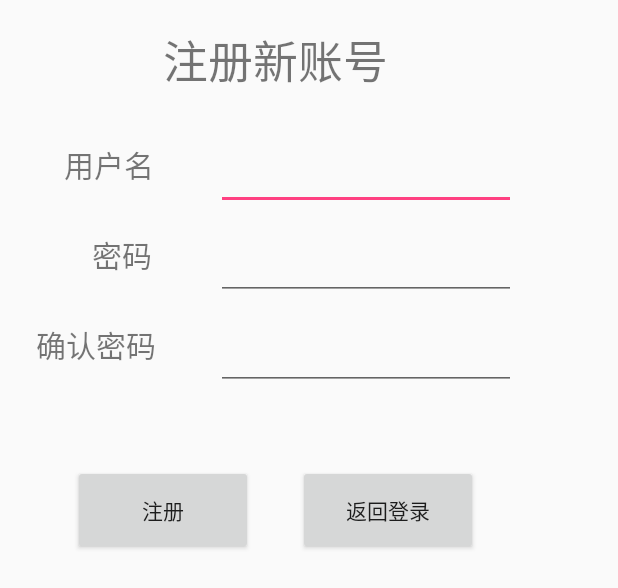
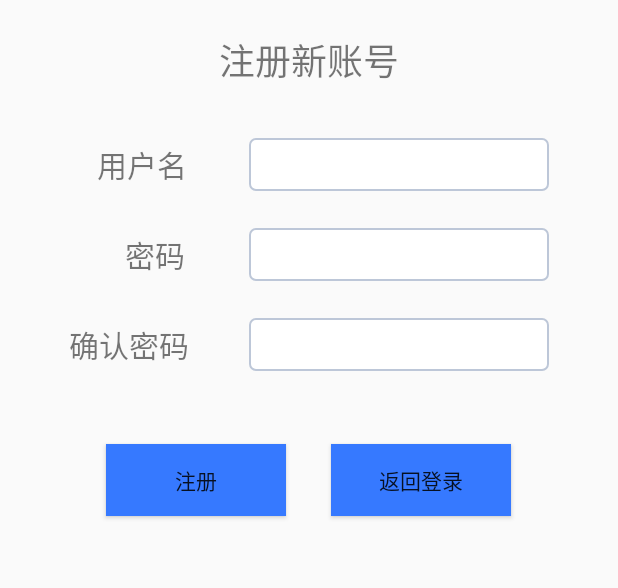
Before and after one commit to Xinglsx/Goods, an Android app: the layout activity_register.xml on its own in the app's theme, with its tools: preview values and no code run, on a phone screen of 412 x 824 dp. Shown: the top 588 px of the screen. Run offline under Robolectric (Android 15) with nearby library versions, the phone set to English and light mode, and no system bars.

```diff
--- a/app/src/main/java/com/mingshu/goods/GoodsActivity.java
+++ b/app/src/main/java/com/mingshu/goods/GoodsActivity.java
@@ -35,7 +35,7 @@ public class GoodsActivity extends AppCompatActivity {
         binding.txtGoodDescription.setText(goodsInfo.getDescription());
         binding.txtReason.setText(goodsInfo.getReason());
         binding.txtGoodsPrice.setText(goodsInfo.getPrice());
-        binding.txtClickcount.setText(String.valueOf(goodsInfo.getClickcount()));
+        binding.txtClickcount.setText(String.valueOf(goodsInfo.getClickcount() + 1));
 
         binding.btnBuy.setOnClickListener(new View.OnClickListener() {
             @Override
--- a/app/src/main/res/layout/activity_register.xml
+++ b/app/src/main/res/layout/activity_register.xml
@@ -3,11 +3,9 @@
     xmlns:tools="http://schemas.android.com/tools">
     <data></data>
     <LinearLayout
-        android:layout_width="368dp"
-        android:layout_height="495dp"
-        android:orientation="vertical"
-        tools:layout_editor_absoluteY="8dp"
-        tools:layout_editor_absoluteX="8dp">
+        android:layout_width="match_parent"
+        android:layout_height="match_parent"
+        android:orientation="vertical">
 
         <TextView
             android:id="@+id/textView"
@@ -16,7 +14,7 @@
             android:text="注册新账号"
             android:gravity="center"
             android:layout_gravity="center"
-            android:textSize="30dp"/>
+            android:textSize="24sp"/>
 
         <LinearLayout
             android:layout_width="match_parent"
@@ -35,13 +33,16 @@
             <EditText
                 android:id="@+id/txt_UserCode"
                 android:layout_width="200dp"
-                android:layout_height="match_parent"
-                android:width="100dp" />
+                android:layout_height="wrap_content"
+                android:width="100dp"
+                android:background="@drawable/btn_more_style"
+                android:textSize="18sp"
+                android:padding="5dp"/>
 
         </LinearLayout>
 
         <LinearLayout
-            android:layout_width="368dp"
+            android:layout_width="match_parent"
             android:layout_height="60dp"
             android:orientation="horizontal"
             tools:layout_editor_absoluteX="8dp"
@@ -59,8 +60,11 @@
             <EditText
                 android:id="@+id/edit_Password"
                 android:layout_width="200dp"
-                android:layout_height="match_parent"
-                android:inputType="textPassword" />
+                android:layout_height="wrap_content"
+                android:inputType="textPassword"
+                android:background="@drawable/btn_more_style"
+                android:textSize="18sp"
+                android:padding="5dp"/>
         </LinearLayout>
 
         <LinearLayout
@@ -74,7 +78,7 @@
             <TextView
                 android:id="@+id/txt_PasswordRepeat"
                 android:layout_width="120dp"
-                android:layout_height="match_parent"
+                android:layout_height="wrap_content"
                 android:gravity="center_vertical"
                 android:text="确认密码"
                 android:textSize="20dp" />
@@ -82,8 +86,11 @@
             <EditText
                 android:id="@+id/edit_PasswordRepeat"
                 android:layout_width="200dp"
-                android:layout_height="match_parent"
-                android:inputType="textPassword" />
+                android:layout_height="wrap_content"
+                android:inputType="textPassword"
+                android:background="@drawable/btn_more_style"
+                android:textSize="18sp"
+                android:padding="5dp"/>
 
         </LinearLayout>
 
@@ -92,24 +99,24 @@
             android:layout_height="60dp"
             android:gravity="center"
             android:orientation="horizontal"
-            tools:layout_editor_absoluteX="8dp"
-            tools:layout_editor_absoluteY="270dp"
-            android:layout_marginTop="50dp">
+            android:layout_marginTop="30dp">
 
             <Button
                 android:id="@+id/btn_load"
                 android:layout_width="120dp"
-                android:layout_height="match_parent"
+                android:layout_height="wrap_content"
                 android:text="注册"
-                android:onClick="click"/>
+                android:onClick="click"
+                android:background="@color/colorBtnBackground"/>
 
             <Button
                 android:id="@+id/btn_exit"
                 android:layout_width="120dp"
-                android:layout_height="match_parent"
+                android:layout_height="wrap_content"
                 android:layout_marginLeft="30dp"
                 android:text="返回登录"
-                android:onClick="click"/>
+                android:onClick="click"
+                android:background="@color/colorBtnBackground"/>
 
         </LinearLayout>
     </LinearLayout>
--- a/app/src/main/res/values/colors.xml
+++ b/app/src/main/res/values/colors.xml
@@ -7,5 +7,6 @@
     <color name="colorTitle">#4D4D4D</color>
     <color name="colorGray">#707070</color>
     <color name="colorBackground">#FCFCFC</color>
-
+    <color name="colorBtnBackground">#3679ff</color>
+    <color name="colorBtnBackground2">#9bcfff</color>
 </resources>
--- a/build.gradle
+++ b/build.gradle
@@ -5,7 +5,7 @@ buildscript {
         jcenter()
     }
     dependencies {
-        classpath 'com.android.tools.build:gradle:2.3.1'
+        classpath 'com.android.tools.build:gradle:2.3.3'
 
         // NOTE: Do not place your application dependencies here; they belong
         // in the individual module build.gradle files
```
Also changed, not shown: app/src/main/java/com/mingshu/goods/UploadGoodsActivity.java (+75 -10 lines), app/src/main/java/com/mingshu/goods/utils/ImageUtil.java (+27 -9 lines), app/src/main/java/com/mingshu/goods/views/MyPopUpWindow.java (+18 -5 lines), app/src/main/res/layout/activity_login.xml (+8 -2 lines), app/src/main/res/layout/activity_upload_goods.xml (+20 -13 lines), app/src/main/res/drawable/image_default.jpg (added).
